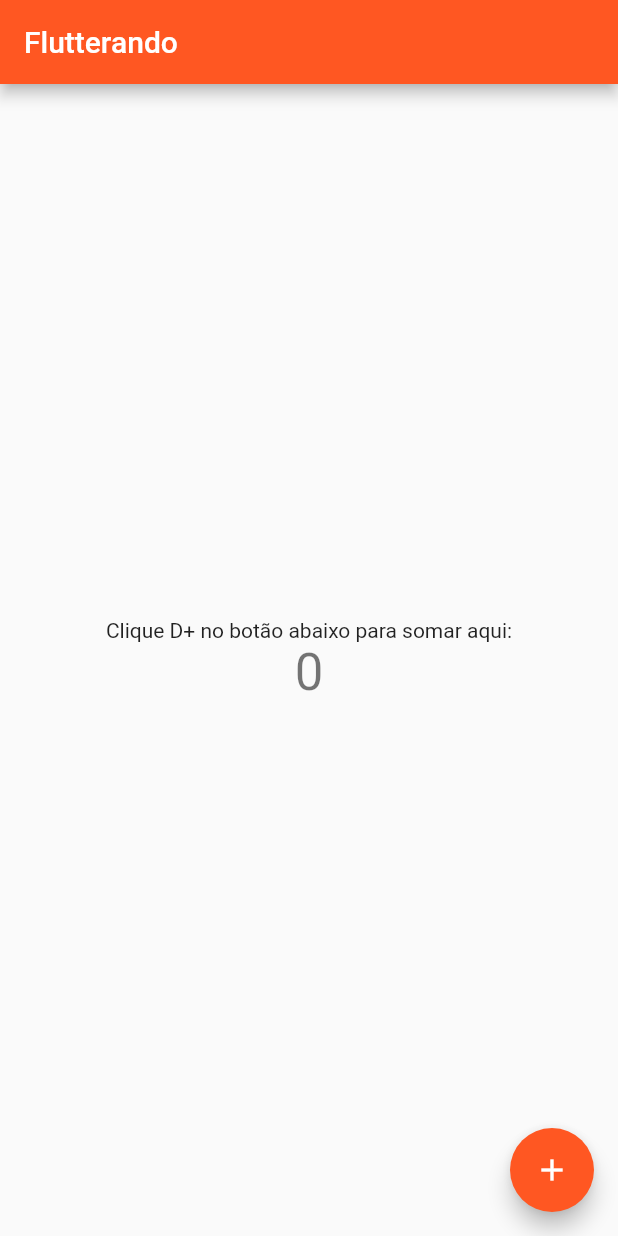
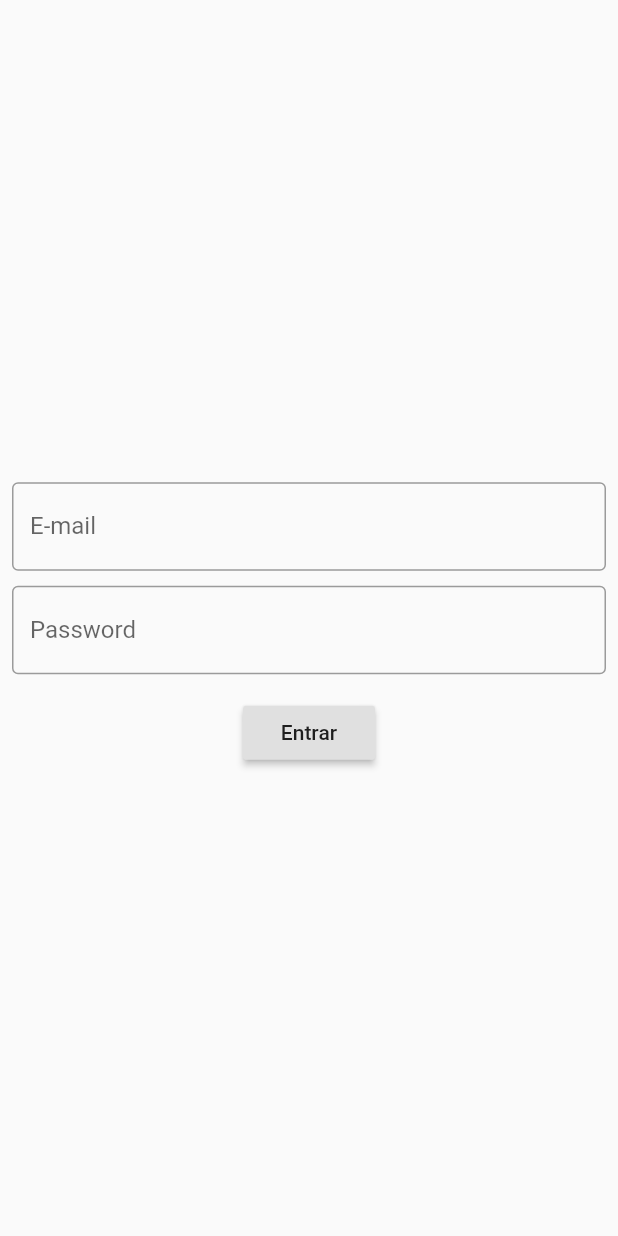
Before and after one commit to jarbassouza/flutter, a Flutter app: the screen it shows after launch, on a phone screen of 412 x 824 dp. Run offline on Flutter 3.47's test engine with Material 2 defaults, Android fonts, the phone set to English and light mode, and no system bars.

Commit message:
Updade
31122021

```diff
--- /dev/null
+++ b/ola_mundo/lib/app_controller.dart
@@ -0,0 +1,12 @@
+
+import 'package:flutter/cupertino.dart';
+
+class AppController extends ChangeNotifier {
+  static AppController instance = AppController();
+
+  bool isDartTheme = false;
+  changeTheme(){
+    isDartTheme = !isDartTheme;
+    notifyListeners();
+ }
+}
--- /dev/null
+++ b/ola_mundo/lib/app_widget.dart
@@ -0,0 +1,24 @@
+import 'package:flutter/material.dart';
+import 'package:ola_mundo/app_controller.dart';
+import 'login_page.dart';
+
+class AppWidget extends StatelessWidget {
+  const AppWidget({Key? key}) : super(key: key);
+  @override
+  Widget build(BuildContext context) {
+    return AnimatedBuilder(
+      animation: AppController.instance,
+      builder: (context, child) {
+        return MaterialApp(
+          theme: ThemeData(
+            primarySwatch: Colors.red,
+            brightness: AppController.instance.isDartTheme
+                ? Brightness.dark
+                : Brightness.light,
+          ),
+          home: const LoginPage(),
+        );
+      },
+    );
+  }
+}
--- /dev/null
+++ b/ola_mundo/lib/login_page.dart
@@ -0,0 +1,69 @@
+// ignore_for_file: deprecated_member_use, avoid_print
+
+import 'package:flutter/material.dart';
+import 'package:ola_mundo/home_page.dart';
+
+class LoginPage extends StatefulWidget {
+  const LoginPage({Key? key}) : super(key: key);
+
+  @override
+  _LoginPageState createState() => _LoginPageState();
+}
+
+class _LoginPageState extends State<LoginPage> {
+  String email = '';
+  String password = '';
+
+  @override
+  Widget build(BuildContext context) {
+    return Scaffold(
+      body: SingleChildScrollView(
+        child: SizedBox(
+          width: MediaQuery.of(context).size.width,
+          height: MediaQuery.of(context).size.height,
+          child: Padding(
+            padding: const EdgeInsets.all(8.0),
+            child: Column(
+              mainAxisAlignment: MainAxisAlignment.center,
+              // ignore: prefer_const_literals_to_create_immutables
+              children: [
+                const SizedBox(height: 10),
+                TextField(
+                  onChanged: (text) {
+                    email = text;
+                  },
+                  keyboardType: TextInputType.emailAddress,
+                  decoration: const InputDecoration(
+                      labelText: 'E-mail', border: OutlineInputBorder()),
+                ),
+                const SizedBox(height: 10),
+                TextField(
+                  onChanged: (text) {
+                    password = text;
+                  },
+                  obscureText: true,
+                  decoration: const InputDecoration(
+                      labelText: 'Password', border: OutlineInputBorder()),
+                ),
+                const SizedBox(height: 15),
+                RaisedButton(
+                  onPressed: () {
+                    if (email == 'jarbas@gmail.com' && password == '123') {
+                      Navigator.of(context).pushReplacement(
+                        MaterialPageRoute(
+                            builder: (context) => const HomePage()),
+                      );
+                    } else {
+                      print('Login Inválido');
+                    }
+                  },
+                  child: const Text('Entrar'),
+                )
+              ],
+            ),
+          ),
+        ),
+      ),
+    );
+  }
+}
--- a/ola_mundo/lib/main.dart
+++ b/ola_mundo/lib/main.dart
@@ -1,115 +1,8 @@
+
 import 'package:flutter/material.dart';
 
+import 'app_widget.dart';
+
 void main() {
-  runApp(const MyApp());
-}
-
-class MyApp extends StatelessWidget {
-  const MyApp({Key? key}) : super(key: key);
-
-  // This widget is the root of your application.
-  @override
-  Widget build(BuildContext context) {
-    return MaterialApp(
-      title: 'Flutterando Demo',
-      theme: ThemeData(
-        // This is the theme of your application.
-        //
-        // Try running your application with "flutter run". You'll see the
-        // application has a blue toolbar. Then, without quitting the app, try
-        // changing the primarySwatch below to Colors.green and then invoke
-        // "hot reload" (press "r" in the console where you ran "flutter run",
-        // or simply save your changes to "hot reload" in a Flutter IDE).
-        // Notice that the counter didn't reset back to zero; the application
-        // is not restarted.
-        primarySwatch: Colors.deepOrange,
-      ),
-      home: const MyHomePage(title: 'Flutterando'),
-    );
+  runApp(const AppWidget());
   }
-}
-
-class MyHomePage extends StatefulWidget {
-  const MyHomePage({Key? key, required this.title}) : super(key: key);
-
-  // This widget is the home page of your application. It is stateful, meaning
-  // that it has a State object (defined below) that contains fields that affect
-  // how it looks.
-
-  // This class is the configuration for the state. It holds the values (in this
-  // case the title) provided by the parent (in this case the App widget) and
-  // used by the build method of the State. Fields in a Widget subclass are
-  // always marked "final".
-
-  final String title;
-
-  @override
-  State<MyHomePage> createState() => _MyHomePageState();
-}
-
-class _MyHomePageState extends State<MyHomePage> {
-  int _counter = 0;
-
-  void _incrementCounter() {
-    setState(() {
-      // This call to setState tells the Flutter framework that something has
-      // changed in this State, which causes it to rerun the build method below
-      // so that the display can reflect the updated values. If we changed
-      // _counter without calling setState(), then the build method would not be
-      // called again, and so nothing would appear to happen.
-      _counter++;
-    });
-  }
-
-  @override
-  Widget build(BuildContext context) {
-    // This method is rerun every time setState is called, for instance as done
-    // by the _incrementCounter method above.
-    //
-    // The Flutter framework has been optimized to make rerunning build methods
-    // fast, so that you can just rebuild anything that needs updating rather
-    // than having to individually change instances of widgets.
-    return Scaffold(
-      appBar: AppBar(
-        // Here we take the value from the MyHomePage object that was created by
-        // the App.build method, and use it to set our appbar title.
-        title: Text(widget.title),
-      ),
-      body: Center(
-        // Center is a layout widget. It takes a single child and positions it
-        // in the middle of the parent.
-        child: Column(
-          // Column is also a layout widget. It takes a list of children and
-          // arranges them vertically. By default, it sizes itself to fit its
-          // children horizontally, and tries to be as tall as its parent.
-          //
-          // Invoke "debug painting" (press "p" in the console, choose the
-          // "Toggle Debug Paint" action from the Flutter Inspector in Android
-          // Studio, or the "Toggle Debug Paint" command in Visual Studio Code)
-          // to see the wireframe for each widget.
-          //
-          // Column has various properties to control how it sizes itself and
-          // how it positions its children. Here we use mainAxisAlignment to
-          // center the children vertically; the main axis here is the vertical
-          // axis because Columns are vertical (the cross axis would be
-          // horizontal).
-          mainAxisAlignment: MainAxisAlignment.center,
-          children: <Widget>[
-            const Text(
-              'Clique D+ no botão abaixo para somar aqui:',
-            ),
-            Text(
-              '$_counter',
-              style: Theme.of(context).textTheme.headline4,
-            ),
-          ],
-        ),
-      ),
-      floatingActionButton: FloatingActionButton(
-        onPressed: _incrementCounter,
-        tooltip: 'Increment',
-        child: const Icon(Icons.add),
-      ), // This trailing comma makes auto-formatting nicer for build methods.
-    );
-  }
-}
```
Also changed, not shown: dartScrips/main.dart (added, +12 -0 lines), ola_mundo/lib/home_page.dart (added, +59 -0 lines), 1 other file.
